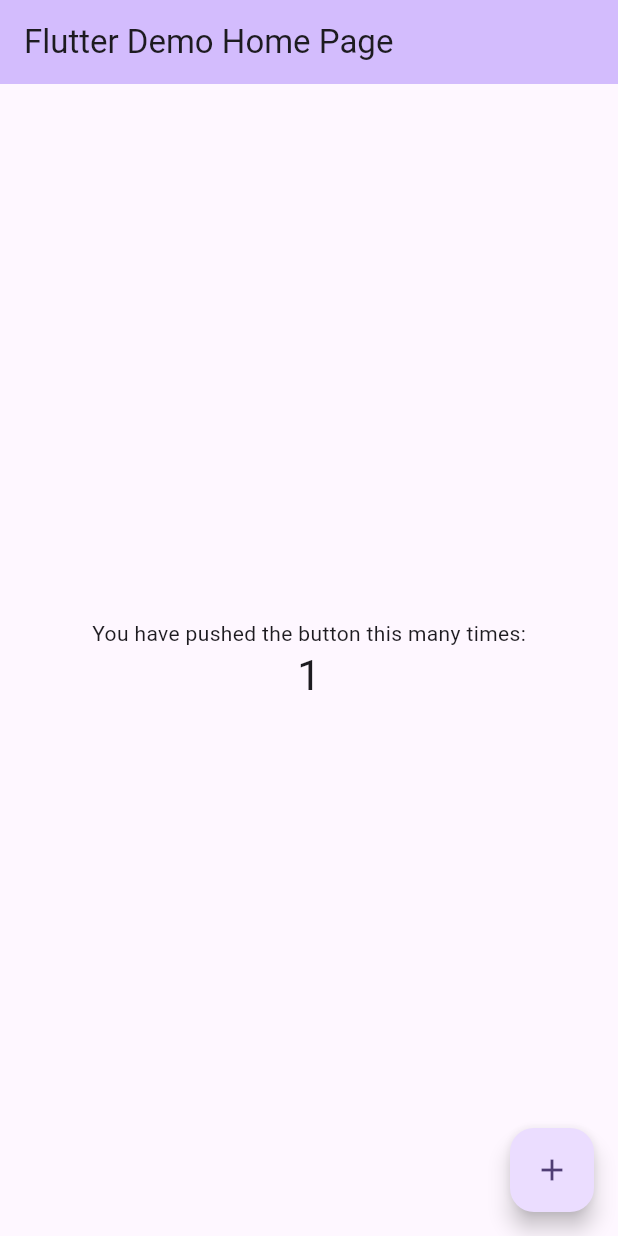
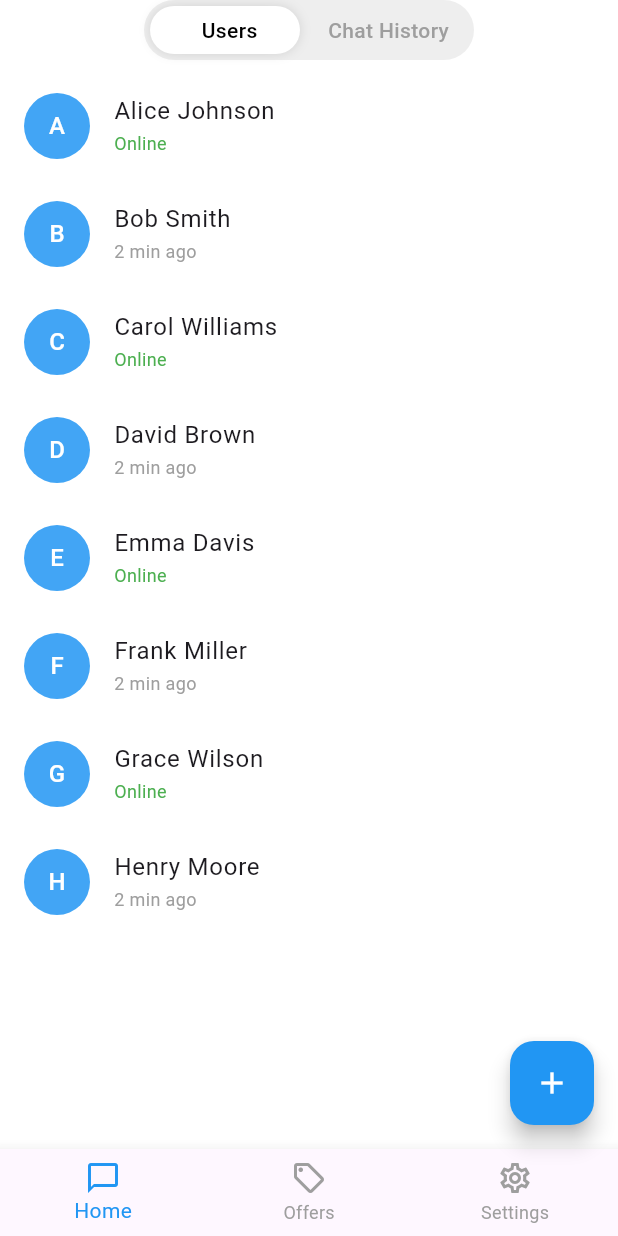
Before and after one commit to harshyadavDeveloper/mysivi_mini_chat, a Flutter app: the screen it shows after launch, after a tap on the "add" icon, on a phone screen of 412 x 824 dp. Run offline on Flutter 3.47's test engine with Material 3 defaults, Android fonts, the phone set to English and light mode, and no system bars.

Commit message:
1. added the required screens in the ui with hardcoded values.

```diff
--- /dev/null
+++ b/devtools_options.yaml
@@ -0,0 +1,3 @@
+description: This file stores settings for Dart & Flutter DevTools.
+documentation: https://docs.flutter.dev/tools/devtools/extensions#configure-extension-enablement-states
+extensions:
--- a/lib/main.dart
+++ b/lib/main.dart
@@ -1,3 +1,4 @@
+import 'package:chat_app/presentation/home/home_screen.dart';
 import 'package:flutter/material.dart';
 
 void main() {
@@ -12,40 +13,14 @@ class MyApp extends StatelessWidget {
   Widget build(BuildContext context) {
     return MaterialApp(
       title: 'Flutter Demo',
-      theme: ThemeData(
-        // This is the theme of your application.
-        //
-        // TRY THIS: Try running your application with "flutter run". You'll see
-        // the application has a purple toolbar. Then, without quitting the app,
-        // try changing the seedColor in the colorScheme below to Colors.green
-        // and then invoke "hot reload" (save your changes or press the "hot
-        // reload" button in a Flutter-supported IDE, or press "r" if you used
-        // the command line to start the app).
-        //
-        // Notice that the counter didn't reset back to zero; the application
-        // state is not lost during the reload. To reset the state, use hot
-        // restart instead.
-        //
-        // This works for code too, not just values: Most code changes can be
-        // tested with just a hot reload.
-        colorScheme: .fromSeed(seedColor: Colors.deepPurple),
-      ),
-      home: const MyHomePage(title: 'Flutter Demo Home Page'),
+      theme: ThemeData(colorScheme: .fromSeed(seedColor: Colors.deepPurple)),
+      home: const HomeScreen(),
     );
   }
 }
 
 class MyHomePage extends StatefulWidget {
   const MyHomePage({super.key, required this.title});
-
-  // This widget is the home page of your application. It is stateful, meaning
-  // that it has a State object (defined below) that contains fields that affect
-  // how it looks.
-
-  // This class is the configuration for the state. It holds the values (in this
-  // case the title) provided by the parent (in this case the App widget) and
-  // used by the build method of the State. Fields in a Widget subclass are
-  // always marked "final".
 
   final String title;
 
@@ -58,50 +33,19 @@ class _MyHomePageState extends State<MyHomePage> {
 
   void _incrementCounter() {
     setState(() {
-      // This call to setState tells the Flutter framework that something has
-      // changed in this State, which causes it to rerun the build method below
-      // so that the display can reflect the updated values. If we changed
-      // _counter without calling setState(), then the build method would not be
-      // called again, and so nothing would appear to happen.
       _counter++;
     });
   }
 
   @override
   Widget build(BuildContext context) {
-    // This method is rerun every time setState is called, for instance as done
-    // by the _incrementCounter method above.
-    //
-    // The Flutter framework has been optimized to make rerunning build methods
-    // fast, so that you can just rebuild anything that needs updating rather
-    // than having to individually change instances of widgets.
     return Scaffold(
       appBar: AppBar(
-        // TRY THIS: Try changing the color here to a specific color (to
-        // Colors.amber, perhaps?) and trigger a hot reload to see the AppBar
-        // change color while the other colors stay the same.
         backgroundColor: Theme.of(context).colorScheme.inversePrimary,
-        // Here we take the value from the MyHomePage object that was created by
-        // the App.build method, and use it to set our appbar title.
         title: Text(widget.title),
       ),
       body: Center(
-        // Center is a layout widget. It takes a single child and positions it
-        // in the middle of the parent.
         child: Column(
-          // Column is also a layout widget. It takes a list of children and
-          // arranges them vertically. By default, it sizes itself to fit its
-          // children horizontally, and tries to be as tall as its parent.
-          //
-          // Column has various properties to control how it sizes itself and
-          // how it positions its children. Here we use mainAxisAlignment to
-          // center the children vertically; the main axis here is the vertical
-          // axis because Columns are vertical (the cross axis would be
-          // horizontal).
-          //
-          // TRY THIS: Invoke "debug painting" (choose the "Toggle Debug Paint"
-          // action in the IDE, or press "p" in the console), to see the
-          // wireframe for each widget.
           mainAxisAlignment: .center,
           children: [
             const Text('You have pushed the button this many times:'),
--- /dev/null
+++ b/lib/presentation/home/home_screen.dart
@@ -0,0 +1,227 @@
+import 'package:chat_app/presentation/offers/offers_screen.dart';
+import 'package:chat_app/presentation/settings/settings_screen.dart';
+import 'package:flutter/material.dart';
+
+class HomeScreen extends StatefulWidget {
+  const HomeScreen({super.key});
+
+  @override
+  State<HomeScreen> createState() => _HomeScreenState();
+}
+
+class _HomeScreenState extends State<HomeScreen>
+    with SingleTickerProviderStateMixin {
+  int _selectedTopTab = 0;
+  int _bottomIndex = 0;
+
+  Widget _buildBody() {
+    switch (_bottomIndex) {
+      case 1:
+        return const OffersScreen();
+      case 2:
+        return const SettingsScreen();
+      default:
+        return _homeContent();
+    }
+  }
+
+  Widget _homeContent() {
+    return SafeArea(
+      child: Column(
+        children: [
+          _topSwitcher(),
+          const SizedBox(height: 8),
+          Expanded(
+            child: IndexedStack(
+              index: _selectedTopTab,
+              children: const [_UsersList(), _ChatHistoryList()],
+            ),
+          ),
+        ],
+      ),
+    );
+  }
+
+  @override
+  Widget build(BuildContext context) {
+    return Scaffold(
+      backgroundColor: Colors.white,
+      body: _buildBody(),
+      floatingActionButton: _bottomIndex == 0 && _selectedTopTab == 0
+          ? FloatingActionButton(
+              backgroundColor: Colors.blue,
+              onPressed: () {},
+              child: const Icon(Icons.add, color: Colors.white),
+            )
+          : null,
+      bottomNavigationBar: BottomNavigationBar(
+        currentIndex: _bottomIndex,
+        onTap: (index) {
+          setState(() => _bottomIndex = index);
+        },
+        selectedItemColor: Colors.blue,
+        unselectedItemColor: Colors.grey,
+        items: const [
+          BottomNavigationBarItem(
+            icon: Icon(Icons.chat_bubble_outline),
+            label: 'Home',
+          ),
+          BottomNavigationBarItem(
+            icon: Icon(Icons.local_offer_outlined),
+            label: 'Offers',
+          ),
+          BottomNavigationBarItem(
+            icon: Icon(Icons.settings_outlined),
+            label: 'Settings',
+          ),
+        ],
+      ),
+    );
+  }
+
+  /// ---------- TOP SWITCHER ----------
+  Widget _topSwitcher() {
+    return Center(
+      child: Container(
+        width: 220,
+        height: 40,
+        padding: const EdgeInsets.all(4),
+        decoration: BoxDecoration(
+          color: Colors.grey.shade200,
+          borderRadius: BorderRadius.circular(24),
+        ),
+        child: Stack(
+          children: [
+            AnimatedAlign(
+              duration: const Duration(milliseconds: 220),
+              curve: Curves.easeInOut,
+              alignment: _selectedTopTab == 0
+                  ? Alignment.centerLeft
+                  : Alignment.centerRight,
+              child: Container(
+                width: 100,
+                height: 32,
+                decoration: BoxDecoration(
+                  color: Colors.white,
+                  borderRadius: BorderRadius.circular(20),
+                  boxShadow: const [
+                    BoxShadow(blurRadius: 6, color: Colors.black12),
+                  ],
+                ),
+              ),
+            ),
+            Row(
+              children: [
+                _switcherItem("Users", 0),
+                _switcherItem("Chat History", 1),
+              ],
+            ),
+          ],
+        ),
+      ),
+    );
+  }
+
+  Widget _switcherItem(String title, int index) {
+    return Expanded(
+      child: GestureDetector(
+        onTap: () => setState(() => _selectedTopTab = index),
+        child: Center(
+          child: Text(
+            title,
+            style: TextStyle(
+              fontWeight: FontWeight.w500,
+              color: _selectedTopTab == index ? Colors.black : Colors.grey,
+            ),
+          ),
+        ),
+      ),
+    );
+  }
+}
+
+class _UsersList extends StatelessWidget {
+  const _UsersList();
+
+  @override
+  Widget build(BuildContext context) {
+    final users = [
+      "Alice Johnson",
+      "Bob Smith",
+      "Carol Williams",
+      "David Brown",
+      "Emma Davis",
+      "Frank Miller",
+      "Grace Wilson",
+      "Henry Moore",
+    ];
+
+    return ListView.builder(
+      key: const PageStorageKey("users_list"),
+      itemCount: users.length,
+      itemBuilder: (_, index) {
+        final name = users[index];
+        return ListTile(
+          leading: CircleAvatar(
+            radius: 22,
+            backgroundColor: Colors.blue.shade400,
+            child: Text(name[0], style: const TextStyle(color: Colors.white)),
+          ),
+          title: Text(name, style: const TextStyle(fontSize: 16)),
+          subtitle: Text(
+            index.isEven ? "Online" : "2 min ago",
+            style: TextStyle(
+              fontSize: 12,
+              color: index.isEven ? Colors.green : Colors.grey,
+            ),
+          ),
+        );
+      },
+    );
+  }
+}
+
+class _ChatHistoryList extends StatelessWidget {
+  const _ChatHistoryList();
+
+  @override
+  Widget build(BuildContext context) {
+    final chats = [
+      "See you tomorrow!",
+      "Thanks for the help",
+      "Let's catch up soon",
+      "Got it, thanks!",
+      "Perfect, see you then",
+      "That sounds great",
+      "I'll check it out",
+      "Talk later",
+    ];
+
+    return ListView.builder(
+      key: const PageStorageKey("chat_history_list"),
+      itemCount: chats.length,
+      itemBuilder: (_, index) {
+        return ListTile(
+          leading: CircleAvatar(
+            radius: 22,
+            backgroundColor: Colors.green,
+            child: Text(
+              String.fromCharCode(65 + index),
+              style: const TextStyle(color: Colors.white),
+            ),
+          ),
+          title: Text("User ${index + 1}"),
+          subtitle: Text(
+            chats[index],
+            maxLines: 1,
+            overflow: TextOverflow.ellipsis,
+          ),
+          trailing: Text(
+            index == 0 ? "2 min ago" : "Yesterday",
+            style: const TextStyle(fontSize: 12, color: Colors.grey),
+          ),
+        );
+      },
+    );
+  }
+}
--- /dev/null
+++ b/lib/presentation/offers/offers_screen.dart
@@ -0,0 +1,18 @@
+import 'package:flutter/material.dart';
+
+class OffersScreen extends StatelessWidget {
+  const OffersScreen({super.key});
+
+  @override
+  Widget build(BuildContext context) {
+    return const Scaffold(
+      backgroundColor: Colors.white,
+      body: Center(
+        child: Text(
+          'Offer Screen',
+          style: TextStyle(fontSize: 20, fontWeight: FontWeight.w500),
+        ),
+      ),
+    );
+  }
+}
--- /dev/null
+++ b/lib/presentation/settings/settings_screen.dart
@@ -0,0 +1,18 @@
+import 'package:flutter/material.dart';
+
+class SettingsScreen extends StatelessWidget {
+  const SettingsScreen({super.key});
+
+  @override
+  Widget build(BuildContext context) {
+    return const Scaffold(
+      backgroundColor: Colors.white,
+      body: Center(
+        child: Text(
+          'Settings Screen',
+          style: TextStyle(fontSize: 20, fontWeight: FontWeight.w500),
+        ),
+      ),
+    );
+  }
+}
```
